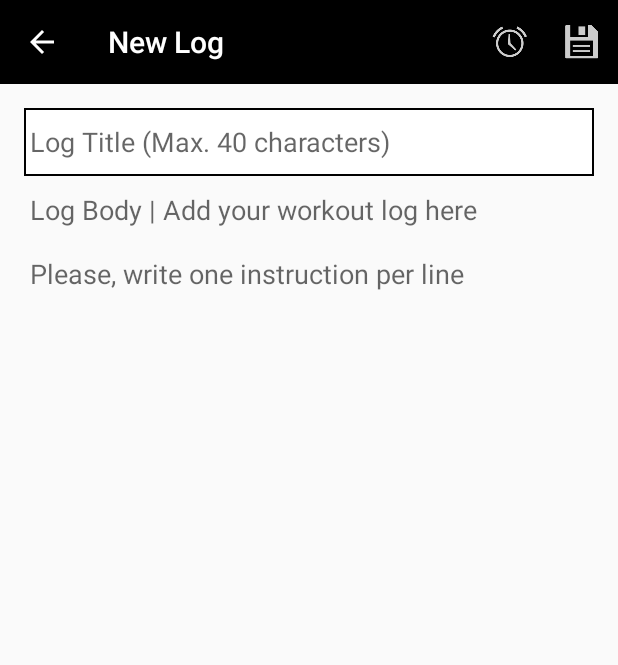
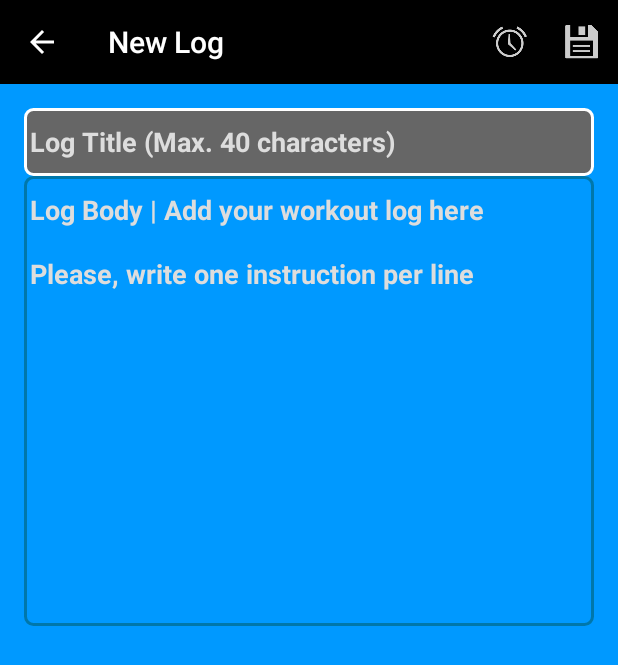
Before and after one commit to mikefeilbach/LiftLog, an Android app: the NewLogActivity screen opened directly, with no data from a screen before it, on a phone screen of 412 x 824 dp. Shown: the top 665 px of the screen. Run offline under Robolectric (Android 15) with nearby library versions, the phone set to English and light mode, and no system bars.

Commit message:
New Log screen layout style applied
Focus layout added for both received focus and lost focus
Cursor layout added

```diff
--- /dev/null
+++ b/app/src/main/res/drawable/custom_edit_text_cursor.xml
@@ -0,0 +1,8 @@
+<?xml version="1.0" encoding="utf-8"?>
+<shape xmlns:android="http://schemas.android.com/apk/res/android"
+    android:shape="rectangle" >
+    <size
+        android:width="2dip" />
+    <solid
+        android:color="@color/white" />
+</shape>
--- a/app/src/main/res/drawable/focus_border_style.xml
+++ b/app/src/main/res/drawable/focus_border_style.xml
@@ -1,5 +1,17 @@
 <?xml version="1.0" encoding="utf-8"?>
-<shape xmlns:android="http://schemas.android.com/apk/res/android" android:shape="rectangle" >
-    <solid android:color="#ffffff" />
-    <stroke android:width="1dip" android:color="#000000"/>
+<shape xmlns:android="http://schemas.android.com/apk/res/android" >
+
+    <solid android:color="#666666" />
+
+    <stroke
+        android:width="2dp"
+        android:color="#FFFFFF" />
+    <corners
+        android:topLeftRadius="5dp"
+        android:topRightRadius="5dp"
+        android:bottomLeftRadius="5dp"
+        android:bottomRightRadius="5dp"
+
+        />
+
 </shape>
--- a/app/src/main/res/drawable/lost_focus_style.xml
+++ b/app/src/main/res/drawable/lost_focus_style.xml
@@ -1,5 +1,15 @@
 <?xml version="1.0" encoding="utf-8"?>
 <shape xmlns:android="http://schemas.android.com/apk/res/android" android:shape="rectangle" >
     <solid android:background="@null" />
-    <stroke android:width="0dip" android:color="#000000"/>
+
+    <stroke
+        android:width="2dp"
+        android:color="#0077AA" />
+    <corners
+        android:topLeftRadius="5dp"
+        android:topRightRadius="5dp"
+        android:bottomLeftRadius="5dp"
+        android:bottomRightRadius="5dp"
+
+    />
 </shape>
--- a/app/src/main/res/layout/activity_new_log.xml
+++ b/app/src/main/res/layout/activity_new_log.xml
@@ -10,6 +10,7 @@
     android:paddingRight="@dimen/activity_horizontal_margin"
     android:paddingTop="@dimen/activity_vertical_margin"
     android:paddingBottom="@dimen/activity_vertical_margin"
+    android:background="@color/background_color"
     tools:context="com.Arnold.LiftLog.NewLogActivity">
 
     <!--<TextView android:text="New Log Activity" android:layout_width="wrap_content"
@@ -44,6 +45,11 @@
 
     <EditText
         android:id="@+id/log_title"
+        android:textColor="@color/white"
+        android:textColorHighlight="@color/black"
+        android:textColorHint="#DDDDDD"
+        android:textStyle="bold"
+        android:textCursorDrawable="@drawable/custom_edit_text_cursor"
         android:layout_width="match_parent"
         android:inputType="textPersonName"
         android:layout_height="wrap_content"
@@ -53,6 +59,11 @@
 
     <EditText
         android:layout_width="0dp"
+        android:textColor="@color/white"
+        android:textColorHighlight="@color/black"
+        android:textStyle="bold"
+        android:textColorHint="#DDDDDD"
+        android:textCursorDrawable="@drawable/custom_edit_text_cursor"
         android:layout_height="300dp"
         android:inputType="textMultiLine"
         android:ems="10"
--- a/app/src/main/res/layout/activity_view_history_detailed.xml
+++ b/app/src/main/res/layout/activity_view_history_detailed.xml
@@ -60,16 +60,16 @@
         android:textColorHighlight="@color/black"
         android:textStyle="bold"
         android:textColorHint="#333333"
-        android:textCursorDrawable="@null"
+        android:textCursorDrawable="@drawable/custom_edit_text_cursor"
         android:visibility="invisible"
         android:hint="@string/hint_log_title"/>
 
     <EditText
+        android:id="@+id/new_log_body"
         android:layout_width="0dp"
         android:layout_height="wrap_content"
         android:inputType="textMultiLine"
         android:ems="10"
-        android:id="@+id/new_log_body"
         android:layout_below="@+id/new_log_title"
         android:textColorHighlight="@color/black"
         android:layout_alignParentLeft="true"
@@ -77,7 +77,7 @@
         android:layout_alignParentBottom="true"
         android:layout_alignRight="@+id/new_log_title"
         android:layout_alignEnd="@+id/new_log_title"
-        android:textCursorDrawable="@null"
+        android:textCursorDrawable="@drawable/custom_edit_text_cursor"
         android:textColor="@color/white"
         android:textColorHint="#333333"
         android:textStyle="bold"
```
Also changed, not shown: app/src/main/java/com/Arnold/LiftLog/ViewHistoryDetailed.java (+34 -1 lines).
